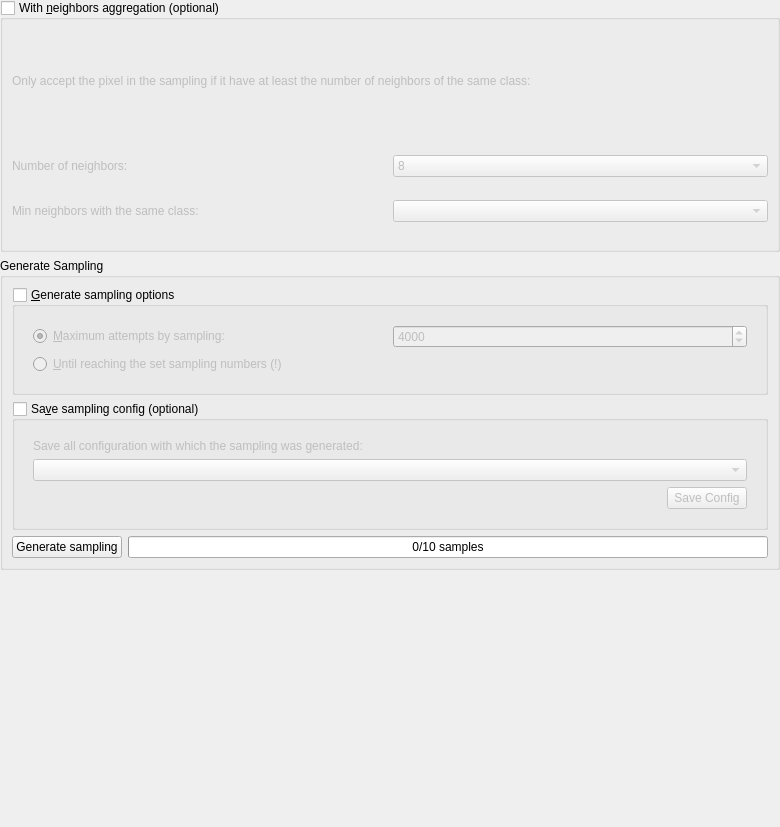
SMByC/AcATaMa, file ui/generate_sampling_widget.ui: the form before one commit.
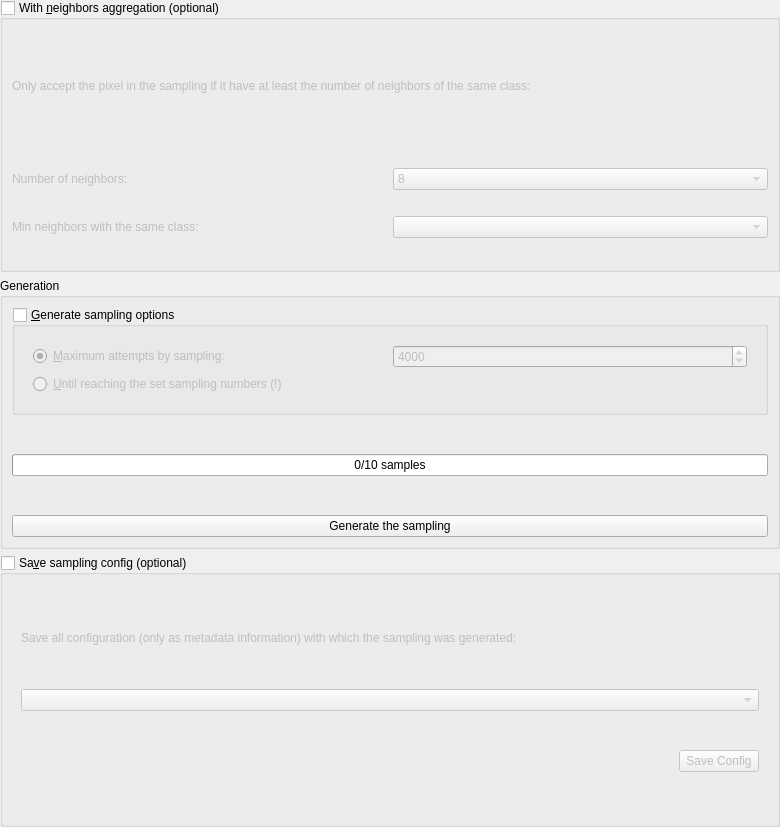
The form after the commit.

Commit message: Adjust UI and fixes the generate sampling widget

Diff of the .ui file:
```diff
--- a/ui/generate_sampling_widget.ui
+++ b/ui/generate_sampling_widget.ui
@@ -129,7 +129,7 @@
    <item>
     <widget class="QGroupBox" name="groupBox">
      <property name="title">
-      <string>Generate Sampling</string>
+      <string>Generation</string>
      </property>
      <layout class="QVBoxLayout" name="verticalLayout_7">
       <item>
@@ -177,7 +177,7 @@
                <number>1</number>
               </property>
               <property name="maximum">
-               <number>50000</number>
+               <number>100000</number>
               </property>
               <property name="singleStep">
                <number>50</number>
@@ -194,6 +194,65 @@
        </widget>
       </item>
       <item>
+       <widget class="QWidget" name="widget_3" native="true">
+        <layout class="QHBoxLayout" name="horizontalLayout_3">
+         <property name="leftMargin">
+          <number>0</number>
+         </property>
+         <property name="topMargin">
+          <number>0</number>
+         </property>
+         <property name="rightMargin">
+          <number>0</number>
+         </property>
+         <property name="bottomMargin">
+          <number>0</number>
+         </property>
+         <item>
+          <widget class="QProgressBar" name="QPBar_GenerateSampling">
+           <property name="enabled">
+            <bool>true</bool>
+           </property>
+           <property name="maximum">
+            <number>10</number>
+           </property>
+           <property name="value">
+            <number>0</number>
+           </property>
+           <property name="format">
+            <string>%v/%m samples</string>
+           </property>
+          </widget>
+         </item>
+        </layout>
+       </widget>
+      </item>
+      <item>
+       <widget class="QPushButton" name="QPBtn_GenerateSampling">
+        <property name="text">
+         <string>Generate the sampling</string>
+        </property>
+       </widget>
+      </item>
+     </layout>
+    </widget>
+   </item>
+   <item>
+    <widget class="QWidget" name="widget" native="true">
+     <layout class="QHBoxLayout" name="horizontalLayout">
+      <property name="leftMargin">
+       <number>0</number>
+      </property>
+      <property name="topMargin">
+       <number>0</number>
+      </property>
+      <property name="rightMargin">
+       <number>0</number>
+      </property>
+      <property name="bottomMargin">
+       <number>0</number>
+      </property>
+      <item>
        <widget class="QGroupBox" name="QGBox_save_sampling_config">
         <property name="title">
          <string>Sa&amp;ve sampling config (optional)</string>
@@ -211,7 +270,7 @@
             <item>
              <widget class="QLabel" name="label_3">
               <property name="text">
-               <string>Save all configuration with which the sampling was generated:</string>
+               <string>Save all configuration (only as metadata information) with which the sampling was generated:</string>
               </property>
               <property name="alignment">
                <set>Qt::AlignJustify|Qt::AlignVCenter</set>
@@ -275,65 +334,6 @@
         </layout>
        </widget>
       </item>
-      <item>
-       <widget class="QWidget" name="widget_3" native="true">
-        <layout class="QHBoxLayout" name="horizontalLayout_3">
-         <property name="leftMargin">
-          <number>0</number>
-         </property>
-         <property name="topMargin">
-          <number>0</number>
-         </property>
-         <property name="rightMargin">
-          <number>0</number>
-         </property>
-         <property name="bottomMargin">
-          <number>0</number>
-         </property>
-         <item>
-          <widget class="QPushButton" name="QPBtn_GenerateSampling">
-           <property name="text">
-            <string>Generate sampling</string>
-           </property>
-          </widget>
-         </item>
-         <item>
-          <widget class="QProgressBar" name="QPBar_GenerateSampling">
-           <property name="enabled">
-            <bool>true</bool>
-           </property>
-           <property name="maximum">
-            <number>10</number>
-           </property>
-           <property name="value">
-            <number>0</number>
-           </property>
-           <property name="format">
-            <string>%v/%m samples</string>
-           </property>
-          </widget>
-         </item>
-        </layout>
-       </widget>
-      </item>
-     </layout>
-    </widget>
-   </item>
-   <item>
-    <widget class="QWidget" name="widget" native="true">
-     <layout class="QHBoxLayout" name="horizontalLayout">
-      <property name="leftMargin">
-       <number>0</number>
-      </property>
-      <property name="topMargin">
-       <number>0</number>
-      </property>
-      <property name="rightMargin">
-       <number>0</number>
-      </property>
-      <property name="bottomMargin">
-       <number>0</number>
-      </property>
      </layout>
     </widget>
    </item>
```
The commit also changes 1 other file.
